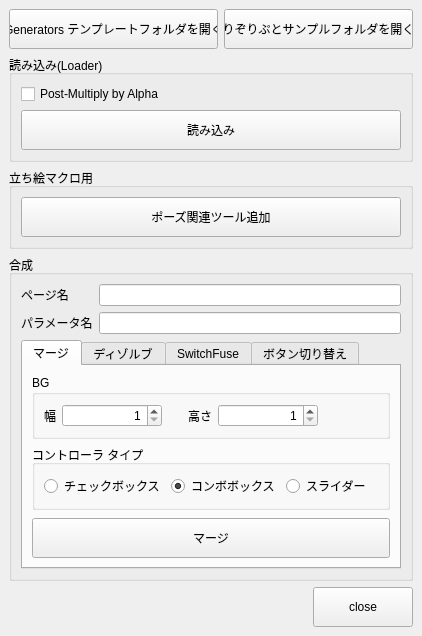
Old version of the form app/fusion/python/rs_fusion/tool/tatie/tatie.ui in the repository nakano000/Resolve_Script.
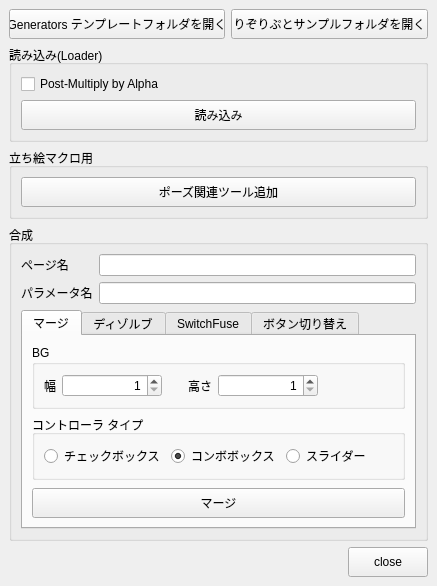
New version of the form.

```diff
--- a/app/fusion/python/rs_fusion/tool/tatie/tatie.ui
+++ b/app/fusion/python/rs_fusion/tool/tatie/tatie.ui
@@ -6,8 +6,8 @@
    <rect>
     <x>0</x>
     <y>0</y>
-    <width>422</width>
-    <height>584</height>
+    <width>437</width>
+    <height>568</height>
    </rect>
   </property>
   <property name="windowTitle">
@@ -27,8 +27,8 @@
         </property>
         <property name="minimumSize">
          <size>
-          <width>100</width>
-          <height>40</height>
+          <width>80</width>
+          <height>30</height>
          </size>
         </property>
         <property name="text">
@@ -40,8 +40,8 @@
        <widget class="QPushButton" name="openSampleButton">
         <property name="minimumSize">
          <size>
-          <width>100</width>
-          <height>40</height>
+          <width>80</width>
+          <height>30</height>
          </size>
         </property>
         <property name="text">
@@ -68,8 +68,8 @@
         <widget class="QPushButton" name="loaderButton">
          <property name="minimumSize">
           <size>
-           <width>100</width>
-           <height>40</height>
+           <width>80</width>
+           <height>30</height>
           </size>
          </property>
          <property name="text">
@@ -90,8 +90,8 @@
         <widget class="QPushButton" name="addPoseToolsButton">
          <property name="minimumSize">
           <size>
-           <width>100</width>
-           <height>40</height>
+           <width>80</width>
+           <height>30</height>
           </size>
          </property>
          <property name="text">
@@ -298,8 +298,8 @@
             <widget class="QPushButton" name="margeButton">
              <property name="minimumSize">
               <size>
-               <width>100</width>
-               <height>40</height>
+               <width>80</width>
+               <height>30</height>
               </size>
              </property>
              <property name="text">
@@ -462,8 +462,8 @@
        <widget class="QPushButton" name="closeButton">
         <property name="minimumSize">
          <size>
-          <width>100</width>
-          <height>40</height>
+          <width>80</width>
+          <height>30</height>
          </size>
         </property>
         <property name="text">
```
